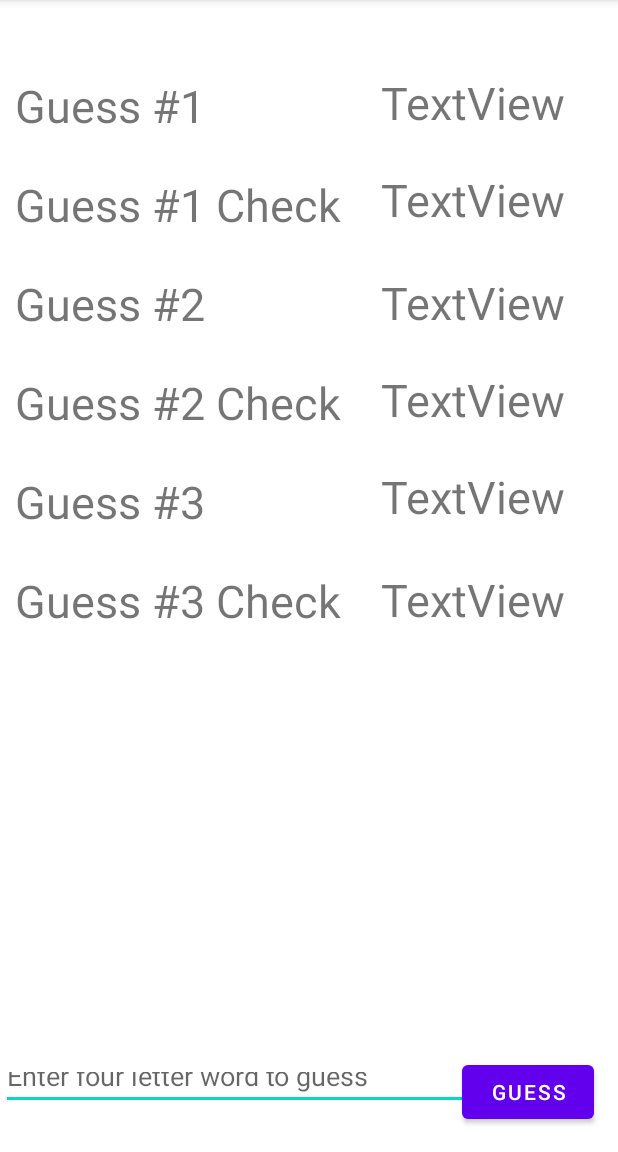
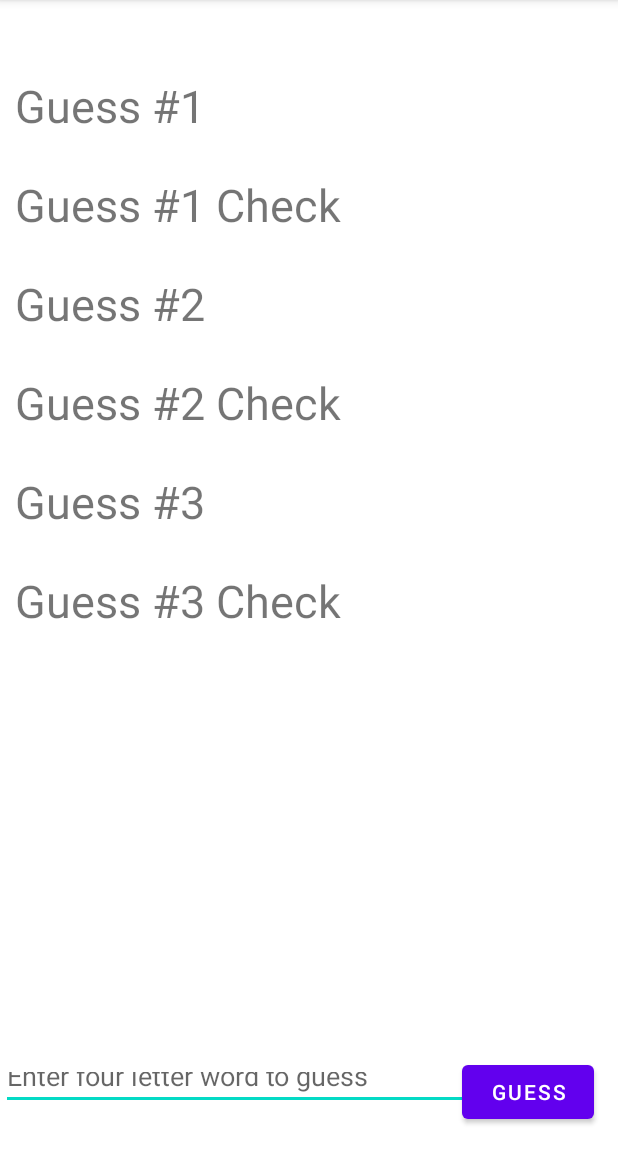
Before and after one commit to Dbaker-01/Wordle, an Android app: the screen it shows after launch (MainActivity), on a phone screen of 412 x 824 dp, the part 84-1236 px from its top. Run offline under Robolectric (Android 15) with nearby library versions, the phone set to English and light mode, and no system bars.

Commit message:
made text view blank

```diff
--- a/app/src/main/res/layout/activity_main.xml
+++ b/app/src/main/res/layout/activity_main.xml
@@ -97,7 +97,7 @@
         android:layout_width="wrap_content"
         android:layout_height="wrap_content"
         android:layout_marginTop="48dp"
-        android:text="TextView"
+        android:text=""
         android:textSize="30sp"
         app:layout_constraintEnd_toEndOf="parent"
         app:layout_constraintHorizontal_bias="0.768"
@@ -109,7 +109,7 @@
         android:layout_width="wrap_content"
         android:layout_height="wrap_content"
         android:layout_marginTop="24dp"
-        android:text="TextView"
+        android:text=""
         android:textSize="30sp"
         app:layout_constraintEnd_toEndOf="parent"
         app:layout_constraintHorizontal_bias="0.426"
@@ -121,7 +121,7 @@
         android:layout_width="wrap_content"
         android:layout_height="wrap_content"
         android:layout_marginTop="28dp"
-        android:text="TextView"
+        android:text=""
         android:textSize="30sp"
         app:layout_constraintEnd_toEndOf="parent"
         app:layout_constraintHorizontal_bias="0.768"
@@ -133,7 +133,7 @@
         android:layout_width="wrap_content"
         android:layout_height="wrap_content"
         android:layout_marginTop="24dp"
-        android:text="TextView"
+        android:text=""
         android:textSize="30sp"
         app:layout_constraintEnd_toEndOf="parent"
         app:layout_constraintHorizontal_bias="0.426"
@@ -145,7 +145,7 @@
         android:layout_width="wrap_content"
         android:layout_height="wrap_content"
         android:layout_marginTop="24dp"
-        android:text="TextView"
+        android:text=""
         android:textSize="30sp"
         app:layout_constraintEnd_toEndOf="parent"
         app:layout_constraintHorizontal_bias="0.768"
@@ -157,7 +157,7 @@
         android:layout_width="wrap_content"
         android:layout_height="wrap_content"
         android:layout_marginTop="28dp"
-        android:text="TextView"
+        android:text=""
         android:textSize="30sp"
         app:layout_constraintEnd_toEndOf="parent"
         app:layout_constraintHorizontal_bias="0.426"
```
